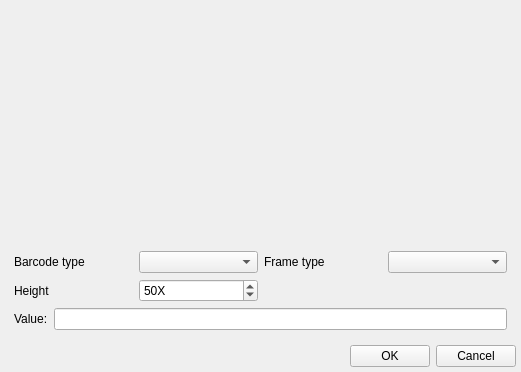
Qt form QtRpt/QtRptDesigner/EditFldDlg.ui (Feo-d-oR/YARC) before a commit.
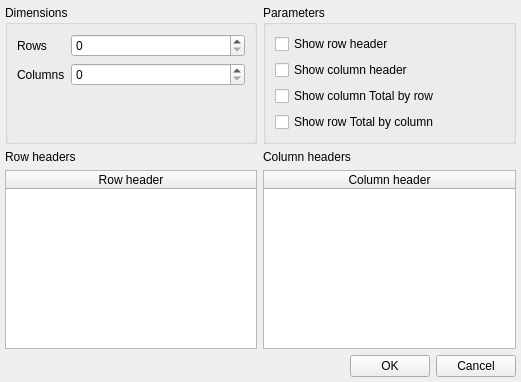
The same form after that commit. Icons and pictures are not drawn. Custom widgets are drawn as their Qt base class.

Diff of the .ui file:
```diff
--- a/QtRpt/QtRptDesigner/EditFldDlg.ui
+++ b/QtRpt/QtRptDesigner/EditFldDlg.ui
@@ -7,7 +7,7 @@
     <x>0</x>
     <y>0</y>
     <width>521</width>
-    <height>364</height>
+    <height>382</height>
    </rect>
   </property>
   <property name="windowTitle">
@@ -32,7 +32,7 @@
    <item>
     <widget class="QStackedWidget" name="stackedWidget">
      <property name="currentIndex">
-      <number>3</number>
+      <number>5</number>
      </property>
      <widget class="QWidget" name="page">
       <layout class="QVBoxLayout" name="verticalLayout_2">
@@ -171,9 +171,23 @@
                </widget>
               </item>
               <item>
-               <widget class="QCheckBox" name="chkImage">
+               <widget class="QRadioButton" name="radioButtonText">
                 <property name="text">
-                 <string>Proccess as Image</string>
+                 <string>Text</string>
+                </property>
+               </widget>
+              </item>
+              <item>
+               <widget class="QRadioButton" name="radioButtonTextImage">
+                <property name="text">
+                 <string>Process as image</string>
+                </property>
+               </widget>
+              </item>
+              <item>
+               <widget class="QRadioButton" name="radioButtonDatabaseImage">
+                <property name="text">
+                 <string>Image from database</string>
                 </property>
                </widget>
               </item>
@@ -202,7 +216,7 @@
               <string notr="true">border-color: rgb(255, 255, 255);</string>
              </property>
              <property name="text">
-              <string>Attention! You may enter just ONE varibale and not any text.</string>
+              <string>Attention! You may enter just ONE variable and not any text.</string>
              </property>
             </widget>
            </item>
@@ -511,7 +525,7 @@
             <x>0</x>
             <y>0</y>
             <width>509</width>
-            <height>293</height>
+            <height>311</height>
            </rect>
           </property>
           <layout class="QVBoxLayout" name="verticalLayout_4">
@@ -576,7 +590,7 @@
          </property>
          <widget class="QWidget" name="tab_5">
           <attribute name="title">
-           <string>Diagram's property</string>
+           <string>Diagram property</string>
           </attribute>
           <layout class="QVBoxLayout" name="verticalLayout_13">
            <item>
@@ -590,7 +604,7 @@
                 <item>
                  <widget class="QLabel" name="label_2">
                   <property name="text">
-                   <string>Chart's caption</string>
+                   <string>Chart caption</string>
                   </property>
                  </widget>
                 </item>
@@ -630,7 +644,7 @@
               <item>
                <widget class="QCheckBox" name="chkGraphsCaption">
                 <property name="text">
-                 <string>Show graph's caption</string>
+                 <string>Show graph caption</string>
                 </property>
                </widget>
               </item>
@@ -640,7 +654,7 @@
                  <bool>false</bool>
                 </property>
                 <property name="title">
-                 <string>Graph's caption</string>
+                 <string>Graph caption</string>
                 </property>
                 <layout class="QVBoxLayout" name="verticalLayout_10">
                  <item>
@@ -897,7 +911,153 @@
         <number>0</number>
        </property>
        <item>
-        <widget class="QTextEditEx" name="textEditRich" native="true"/>
+        <widget class="XYZTextEditor" name="textEditRich" native="true"/>
+       </item>
+      </layout>
+     </widget>
+     <widget class="QWidget" name="page_6">
+      <layout class="QGridLayout" name="gridLayout_2">
+       <property name="leftMargin">
+        <number>0</number>
+       </property>
+       <property name="topMargin">
+        <number>0</number>
+       </property>
+       <property name="rightMargin">
+        <number>0</number>
+       </property>
+       <property name="bottomMargin">
+        <number>0</number>
+       </property>
+       <item row="0" column="0">
+        <widget class="QGroupBox" name="groupBox_2">
+         <property name="title">
+          <string>Dimensions</string>
+         </property>
+         <layout class="QFormLayout" name="formLayout">
+          <item row="0" column="0">
+           <widget class="QLabel" name="label_8">
+            <property name="text">
+             <string>Rows</string>
+            </property>
+           </widget>
+          </item>
+          <item row="0" column="1">
+           <widget class="QSpinBox" name="spnRowCount"/>
+          </item>
+          <item row="1" column="0">
+           <widget class="QLabel" name="label_9">
+            <property name="text">
+             <string>Columns</string>
+            </property>
+           </widget>
+          </item>
+          <item row="1" column="1">
+           <widget class="QSpinBox" name="spnColCount"/>
+          </item>
+         </layout>
+        </widget>
+       </item>
+       <item row="0" column="1">
+        <widget class="QGroupBox" name="groupBox_3">
+         <property name="title">
+          <string>Parameters</string>
+         </property>
+         <layout class="QVBoxLayout" name="verticalLayout_16">
+          <item>
+           <widget class="QCheckBox" name="chkRowHeader">
+            <property name="text">
+             <string>Show row header</string>
+            </property>
+           </widget>
+          </item>
+          <item>
+           <widget class="QCheckBox" name="chkColHeader">
+            <property name="text">
+             <string>Show column header</string>
+            </property>
+           </widget>
+          </item>
+          <item>
+           <widget class="QCheckBox" name="chkRowTotal">
+            <property name="text">
+             <string>Show column Total by row</string>
+            </property>
+           </widget>
+          </item>
+          <item>
+           <widget class="QCheckBox" name="chkColTotal">
+            <property name="text">
+             <string>Show row Total by column</string>
+            </property>
+           </widget>
+          </item>
+         </layout>
+        </widget>
+       </item>
+       <item row="1" column="0">
+        <layout class="QVBoxLayout" name="verticalLayout_18">
+         <item>
+          <widget class="QLabel" name="label_7">
+           <property name="text">
+            <string>Row headers</string>
+           </property>
+          </widget>
+         </item>
+         <item>
+          <widget class="QTableWidget" name="tblRowHeaders">
+           <attribute name="horizontalHeaderStretchLastSection">
+            <bool>true</bool>
+           </attribute>
+           <attribute name="verticalHeaderVisible">
+            <bool>false</bool>
+           </attribute>
+           <attribute name="verticalHeaderDefaultSectionSize">
+            <number>20</number>
+           </attribute>
+           <attribute name="verticalHeaderHighlightSections">
+            <bool>false</bool>
+           </attribute>
+           <column>
+            <property name="text">
+             <string>Row header</string>
+            </property>
+           </column>
+          </widget>
+         </item>
+        </layout>
+       </item>
+       <item row="1" column="1">
+        <layout class="QVBoxLayout" name="verticalLayout_17">
+         <item>
+          <widget class="QLabel" name="label_10">
+           <property name="text">
+            <string>Column headers</string>
+           </property>
+          </widget>
+         </item>
+         <item>
+          <widget class="QTableWidget" name="tblColHeaders">
+           <attribute name="horizontalHeaderStretchLastSection">
+            <bool>true</bool>
+           </attribute>
+           <attribute name="verticalHeaderVisible">
+            <bool>false</bool>
+           </attribute>
+           <attribute name="verticalHeaderDefaultSectionSize">
+            <number>20</number>
+           </attribute>
+           <attribute name="verticalHeaderHighlightSections">
+            <bool>false</bool>
+           </attribute>
+           <column>
+            <property name="text">
+             <string>Column header</string>
+            </property>
+           </column>
+          </widget>
+         </item>
+        </layout>
        </item>
       </layout>
      </widget>
@@ -944,9 +1104,9 @@
    <container>1</container>
   </customwidget>
   <customwidget>
-   <class>QTextEditEx</class>
+   <class>XYZTextEditor</class>
    <extends>QWidget</extends>
-   <header location="global">qtexteditex.h</header>
+   <header>XYZ_TextEditor.h</header>
    <container>1</container>
   </customwidget>
  </customwidgets>
@@ -986,22 +1146,6 @@
     </hint>
    </hints>
   </connection>
-  <connection>
-   <sender>chkImage</sender>
-   <signal>clicked(bool)</signal>
-   <receiver>lblAttention</receiver>
-   <slot>setVisible(bool)</slot>
-   <hints>
-    <hint type="sourcelabel">
-     <x>131</x>
-     <y>39</y>
-    </hint>
-    <hint type="destinationlabel">
-     <x>198</x>
-     <y>265</y>
-    </hint>
-   </hints>
-  </connection>
   <connection>
    <sender>chkGraphsCaption</sender>
    <signal>toggled(bool)</signal>
```
